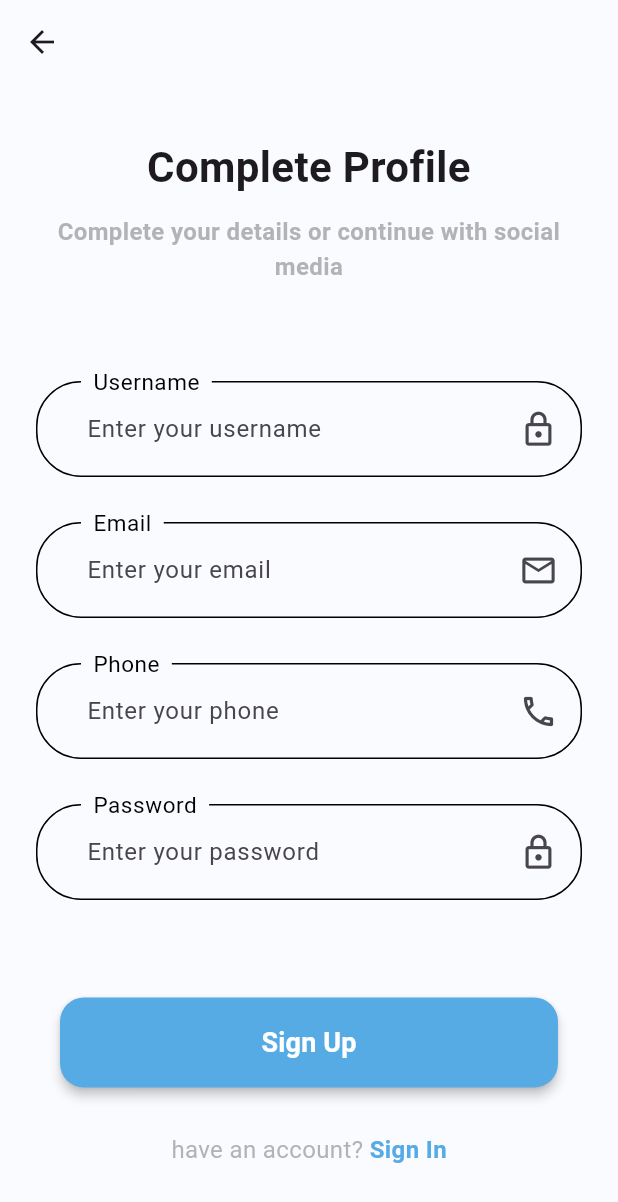
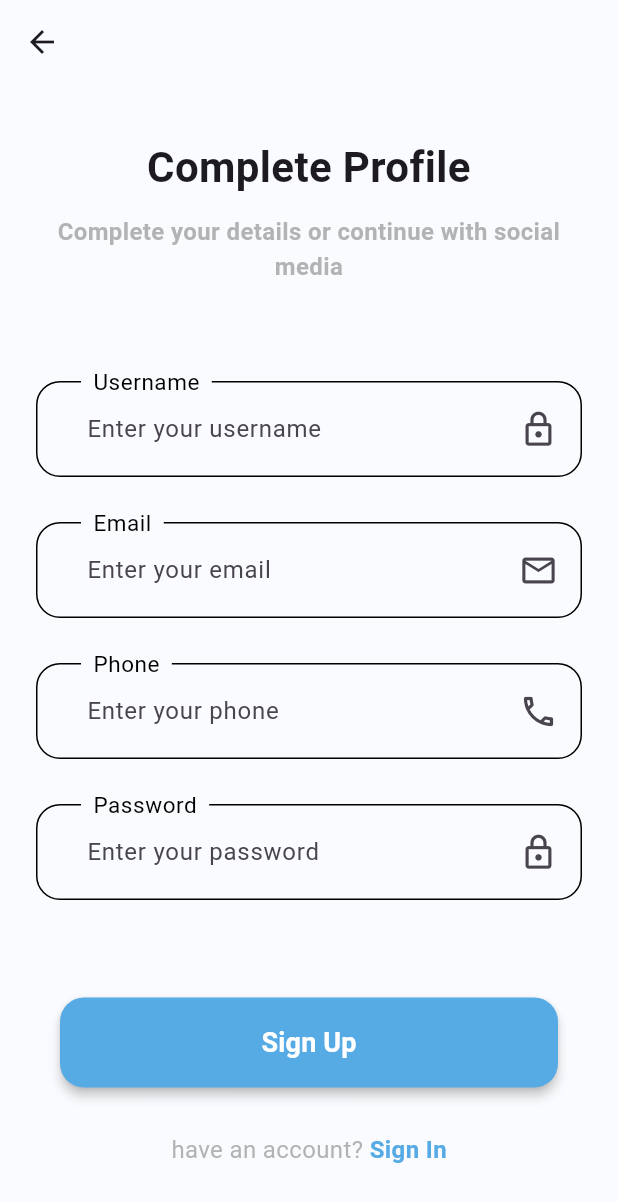
Before and after one commit to abdelrahman-elbattawy/ecommerce_app_flutter, a Flutter app: the RegisterView screen opened by its route, on a phone screen of 412 x 824 dp. Shown: the top 1202 px of the screen. Run offline on Flutter 3.47's test engine with Material 3 defaults, Android fonts, the phone set to English and light mode, and no system bars; our stand-ins replace dartz, flutter_otp_text_field, get, shared_preferences; accounts and stored records are empty.

Commit message:
edit custom text field

```diff
--- a/lib/core/shared/widgets/custom_text_form_field.dart
+++ b/lib/core/shared/widgets/custom_text_form_field.dart
@@ -71,7 +71,7 @@ class CustomTextFormField extends StatelessWidget {
 
   OutlineInputBorder bulidBorder(color) {
     return OutlineInputBorder(
-      borderRadius: BorderRadius.circular(30),
+      borderRadius: BorderRadius.circular(16),
       borderSide: BorderSide(
         color: color,
       ),
```
